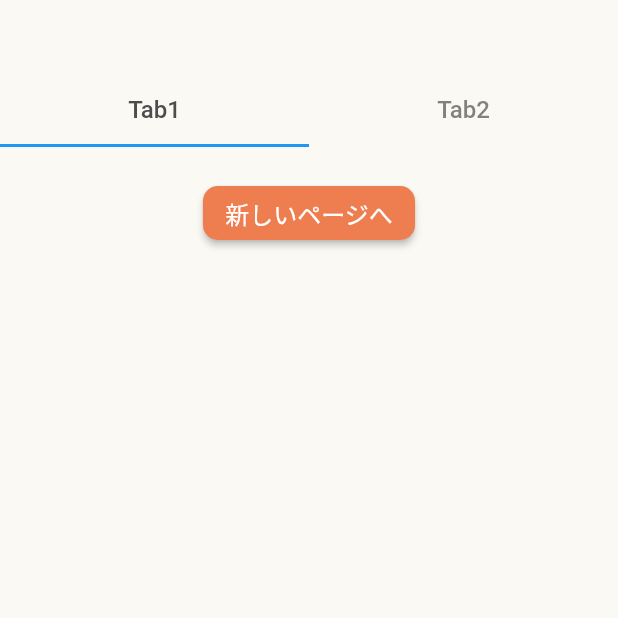
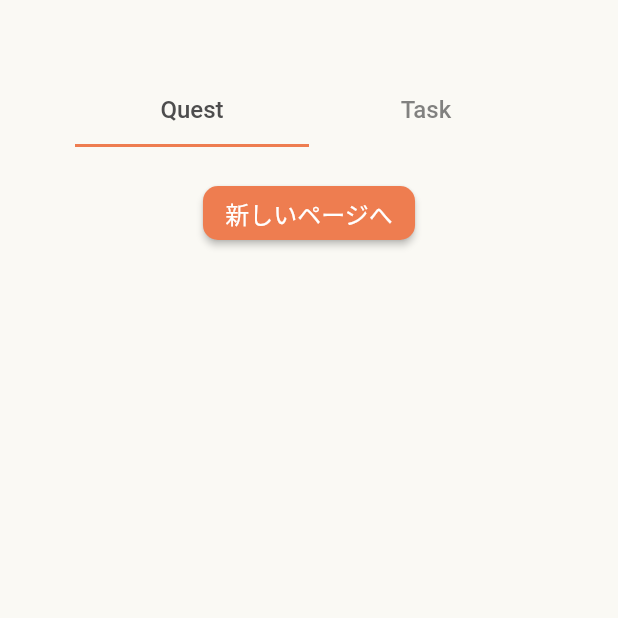
Before and after one commit to LOCAQUE/food_quest, a Flutter app: the HomeScreen screen opened directly, on a phone screen of 412 x 824 dp, the top half of it. Run offline on Flutter 3.47's test engine with Material 2 defaults, Android fonts, the phone set to English and light mode, and no system bars; our stand-ins replace animated_bottom_navigation_bar, flutter_datetime_picker_plus, flutter_dotenv, flutter_hooks, flutter_riverpod, freezed_annotation and 3 more; missing offline and left inert: navigator_scope; accounts and stored records are empty.

Commit message:
update: タブバーの実装

```diff
--- a/lib/presentation/screen/home_screen/home_screen.dart
+++ b/lib/presentation/screen/home_screen/home_screen.dart
@@ -3,6 +3,7 @@ import 'package:flutter/material.dart';
 import 'package:gap/gap.dart';
 import 'package:hooks_riverpod/hooks_riverpod.dart';
 
+import 'package:food_quest/gen/colors.gen.dart';
 import 'package:food_quest/presentation/screen/question_screen/question_screen.dart';
 
 class HomeScreen extends HookConsumerWidget {
@@ -15,15 +16,19 @@ class HomeScreen extends HookConsumerWidget {
         length: 2,
         child: Column(
           children: [
-            const SizedBox(height: 50), // 画面上部の余白
+            const Gap(50),
             const TabBar(
+              padding: EdgeInsets.symmetric(horizontal: 50),
+              indicatorColor: AppColor.primaryColor,
               tabs: [
-                Tab(text: 'Tab1'),
-                Tab(text: 'Tab2'),
+                Tab(text: 'Quest'),
+                Tab(text: 'Task'),
               ],
             ),
             Expanded(
               child: TabBarView(
+                children: [
+                  ListView(
                     children: [
                       Column(
                         children: [
@@ -40,7 +45,9 @@ class HomeScreen extends HookConsumerWidget {
                           ),
                         ],
                       ),
-                  const Center(child: Text('Tab2')),
+                    ],
+                  ),
+                  const Center(child: Text('タスク一覧')),
                 ],
               ),
             ),
```
Lines whose indentation alone changed are shown as unchanged.
